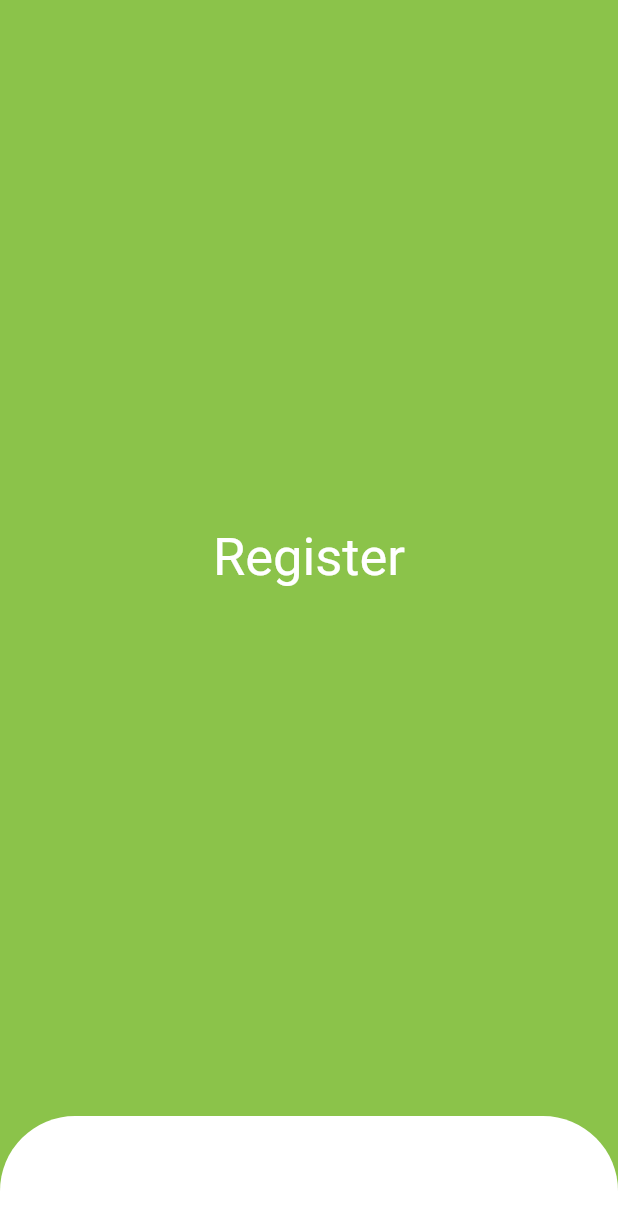
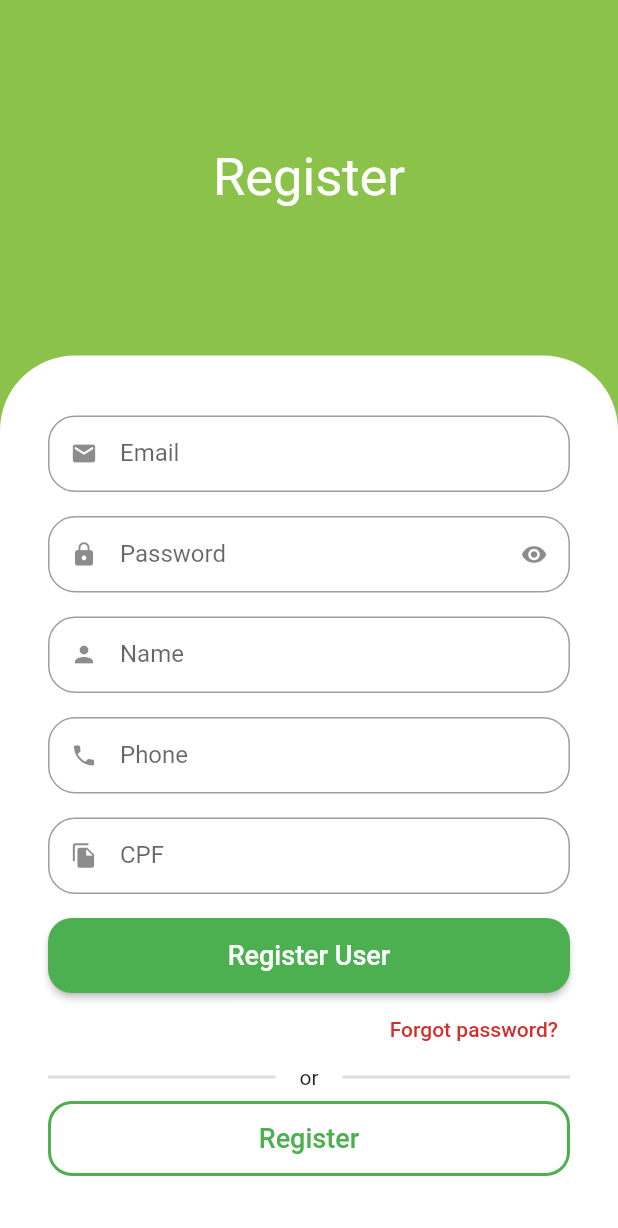
Before and after one commit to felipecastrosales/mercadinho, a Flutter app: the SignUpScreen screen opened directly, on a phone screen of 412 x 824 dp. Shown: the top 1228 px of the screen. Run offline on Flutter 3.47's test engine with Material 2 defaults, Android fonts, the phone set to English and light mode, and no system bars; our stand-ins replace animated_text_kit.

Commit message:
adding form, register button and scroll in screen

```diff
--- a/lib/src/auth/sign_up_screen.dart
+++ b/lib/src/auth/sign_up_screen.dart
@@ -1,5 +1,8 @@
 import 'package:flutter/material.dart';
 
+import 'package:animated_text_kit/animated_text_kit.dart';
+
+import 'components/custom_text_field.dart';
 import 'package:mercadinho/src/config/custom_colors.dart';
 
 class SignUpScreen extends StatelessWidget {
@@ -7,9 +10,15 @@ class SignUpScreen extends StatelessWidget {
 
   @override
   Widget build(BuildContext context) {
+    final size = MediaQuery.of(context).size;
+
     return Scaffold(
       backgroundColor: CustomColors.customSwatchColor,
-      body: Column(
+      body: SingleChildScrollView(
+        child: SizedBox(
+          height: size.height,
+          width: size.width,
+          child: Column(
             children: [
               const Expanded(
                 child: Center(
@@ -33,8 +42,109 @@ class SignUpScreen extends StatelessWidget {
                     top: Radius.circular(50),
                   ),
                 ),
+                child: Column(
+                  crossAxisAlignment: CrossAxisAlignment.stretch,
+                  children: [
+                    const CustomTextField(
+                      icon: Icons.email,
+                      label: 'Email',
+                    ),
+                    const CustomTextField(
+                      icon: Icons.lock,
+                      label: 'Password',
+                      isSecret: true,
+                    ),
+                    const CustomTextField(
+                      icon: Icons.person,
+                      label: 'Name',
+                    ),
+                    const CustomTextField(
+                      icon: Icons.phone,
+                      label: 'Phone',
+                    ),
+                    const CustomTextField(
+                      icon: Icons.file_copy,
+                      label: 'CPF',
+                    ),
+                    SizedBox(
+                      height: 50,
+                      child: ElevatedButton(
+                        onPressed: () {},
+                        style: ElevatedButton.styleFrom(
+                          shape: RoundedRectangleBorder(
+                            borderRadius: BorderRadius.circular(16),
+                          ),
+                        ),
+                        child: const Text(
+                          'Register User',
+                          style: TextStyle(
+                            fontSize: 18,
+                          ),
+                        ),
+                      ),
+                    ),
+                    Align(
+                      alignment: Alignment.centerRight,
+                      child: TextButton(
+                        onPressed: () {},
+                        child: Text(
+                          'Forgot password?',
+                          style: TextStyle(
+                            color: CustomColors.customContrastColor,
+                          ),
+                        ),
+                      ),
+                    ),
+                    Padding(
+                      padding: const EdgeInsets.only(bottom: 8),
+                      child: Row(
+                        children: [
+                          Expanded(
+                            child: Divider(
+                              color: Colors.grey.withAlpha(90),
+                              thickness: 2,
+                            ),
+                          ),
+                          const Padding(
+                            padding: EdgeInsets.symmetric(horizontal: 16),
+                            child: Text('or'),
+                          ),
+                          Expanded(
+                            child: Divider(
+                              color: Colors.grey.withAlpha(90),
+                              thickness: 2,
+                            ),
                           ),
                         ],
+                      ),
+                    ),
+                    SizedBox(
+                      height: 50,
+                      child: OutlinedButton(
+                        onPressed: () {},
+                        style: OutlinedButton.styleFrom(
+                          shape: RoundedRectangleBorder(
+                            borderRadius: BorderRadius.circular(16),
+                          ),
+                          side: const BorderSide(
+                            width: 2,
+                            color: Colors.green,
+                          ),
+                        ),
+                        child: const Text(
+                          'Register',
+                          style: TextStyle(
+                            fontSize: 18,
+                          ),
+                        ),
+                      ),
+                    ),
+                  ],
+                ),
+              ),
+            ],
+          ),
+        ),
       ),
     );
   }
```
Lines whose indentation alone changed are shown as unchanged.
